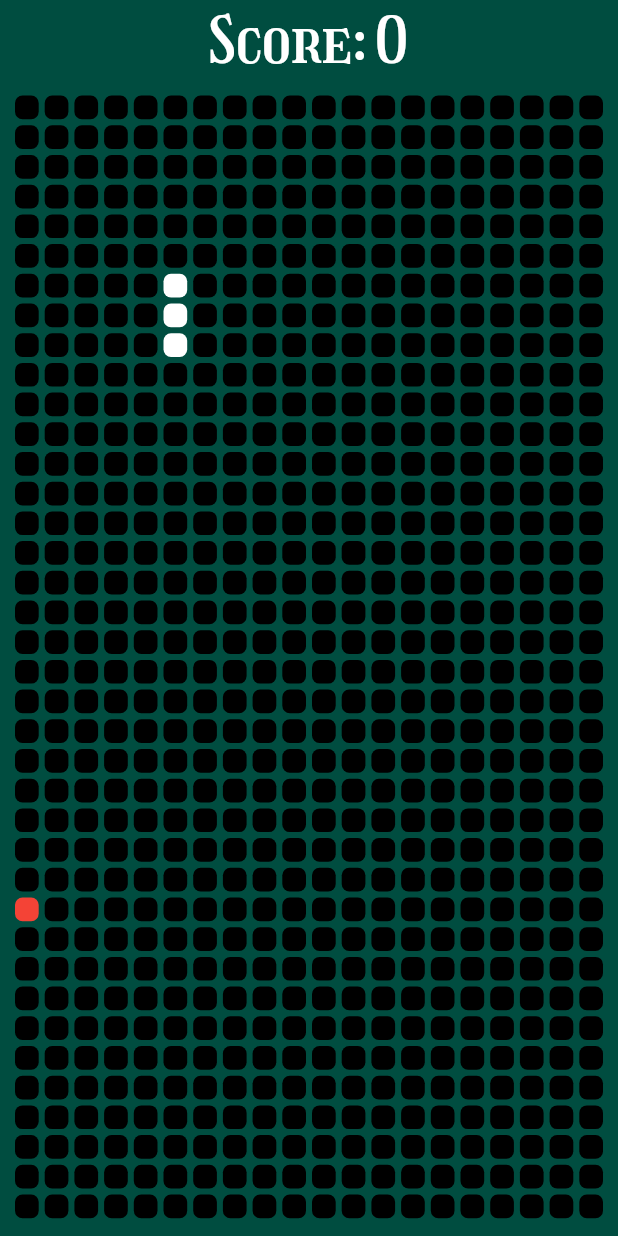
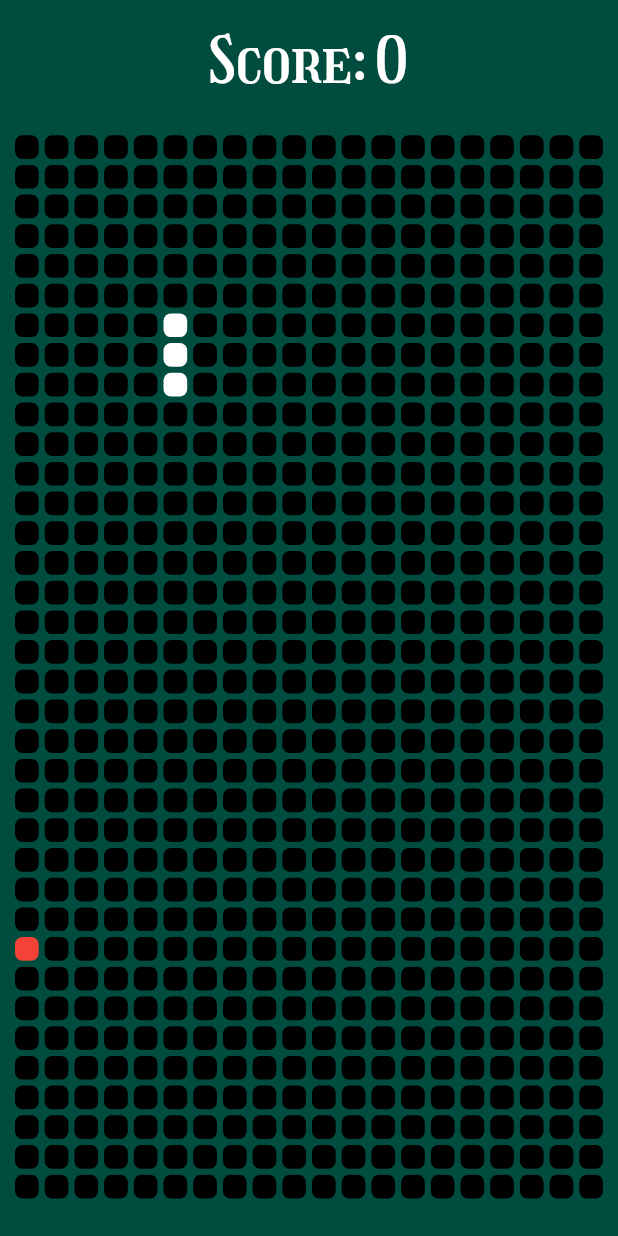
Before and after one commit to parthstark/snake_game, a Flutter app: the screen it shows after launch, after a tap on "PLAY", on a phone screen of 412 x 824 dp. Run offline on Flutter 3.47's test engine with Material 2 defaults, Android fonts, the phone set to English and light mode, and no system bars; our stand-ins replace sqflite; accounts and stored records are empty.

Commit message:
responsive grid size

```diff
--- a/lib/screens/game_screen.dart
+++ b/lib/screens/game_screen.dart
@@ -21,21 +21,112 @@ class _GameState extends State<Game> {
   }
 
   List<int> snakePos = [25, 45, 65];
-  final int _count = 760;
+  final int _axiscount = 20;
+  late int _count;
   static var randomNumber = Random();
   int food = randomNumber.nextInt(760);
   var direction = 'down';
 
+  @override
+  Widget build(BuildContext context) {
+    _count = (MediaQuery.of(context).size.height - 100) ~/ 20 * 20;
+    return Scaffold(
+      backgroundColor: Colors.teal[900],
+      body: WillPopScope(
+        onWillPop: backButton,
+        child: SafeArea(
+          child: Column(
+            crossAxisAlignment: CrossAxisAlignment.center,
+            mainAxisAlignment: MainAxisAlignment.spaceEvenly,
+            children: [
+              SizedBox(
+                height: 50,
+                child: Center(
+                  child: Text('Score: ' + (snakePos.length - 3).toString(),
+                      style: const TextStyle(
+                          fontFamily: 'Girassol', color: Colors.white),
+                      textScaleFactor: 3),
+                ),
+              ),
+              Padding(
+                padding: const EdgeInsets.all(8.0),
+                child: GestureDetector(
+                  onVerticalDragUpdate: (details) {
+                    if (direction != 'up' && details.delta.dy > 0) {
+                      direction = 'down';
+                    } else if (direction != 'down' && details.delta.dy < 0) {
+                      direction = 'up';
+                    }
+                  },
+                  onHorizontalDragUpdate: (details) {
+                    if (direction != 'left' && details.delta.dx > 0) {
+                      direction = 'right';
+                    } else if (direction != 'right' && details.delta.dx < 0) {
+                      direction = 'left';
+                    }
+                  },
+                  child: GridView.builder(
+                    physics: const NeverScrollableScrollPhysics(),
+                    shrinkWrap: true,
+                    itemCount: _count,
+                    gridDelegate: SliverGridDelegateWithFixedCrossAxisCount(
+                        crossAxisCount: _axiscount),
+                    itemBuilder: (BuildContext context, int index) {
+                      if (index == food) {
+                        return Padding(
+                            padding: const EdgeInsets.all(2),
+                            child: Container(
+                              decoration: BoxDecoration(
+                                borderRadius: BorderRadius.circular(5),
+                                color: Colors.red,
+                              ),
+                            ));
+                      }
+                      if (snakePos.contains(index)) {
+                        return Padding(
+                          padding: const EdgeInsets.all(2),
+                          child: Container(
+                            decoration: BoxDecoration(
+                              borderRadius: BorderRadius.circular(5),
+                              color: Colors.white,
+                            ),
+                          ),
+                        );
+                      } else {
+                        return Padding(
+                          padding: const EdgeInsets.all(2),
+                          child: Container(
+                            decoration: BoxDecoration(
+                              borderRadius: BorderRadius.circular(5),
+                              color: Colors.black,
+                            ),
+                          ),
+                        );
+                      }
+                    },
+                  ),
+                ),
+              ),
+            ],
+          ),
+        ),
+      ),
+    );
+  }
+
   void startGame() {
     snakePos = [25, 45, 65];
     const duration = Duration(milliseconds: 200);
-    Timer.periodic(duration, (timer) {
+    Timer.periodic(
+      duration,
+      (timer) {
         updateSnake();
         if (gameOver()) {
           timer.cancel();
           _showGameOverScreen();
         }
-    });
+      },
+    );
   }
 
   void generateFood() {
@@ -44,26 +135,27 @@ class _GameState extends State<Game> {
 
   void updateSnake() {
     if (mounted) {
-      setState(() {
+      setState(
+        () {
           switch (direction) {
             case 'down':
-            snakePos.last > (_count - 20)
-                ? snakePos.add(snakePos.last + 20 - _count)
-                : snakePos.add(snakePos.last + 20);
+              snakePos.last > (_count - _axiscount)
+                  ? snakePos.add(snakePos.last + _axiscount - _count)
+                  : snakePos.add(snakePos.last + _axiscount);
               break;
             case 'up':
-            snakePos.last < 20
-                ? snakePos.add(snakePos.last - 20 + _count)
-                : snakePos.add(snakePos.last - 20);
+              snakePos.last < _axiscount
+                  ? snakePos.add(snakePos.last - _axiscount + _count)
+                  : snakePos.add(snakePos.last - _axiscount);
               break;
             case 'left':
-            snakePos.last % 20 == 0
-                ? snakePos.add(snakePos.last - 1 + 20)
+              snakePos.last % _axiscount == 0
+                  ? snakePos.add(snakePos.last - 1 + _axiscount)
                   : snakePos.add(snakePos.last - 1);
               break;
             case 'right':
-            (snakePos.last + 1) % 20 == 0
-                ? snakePos.add(snakePos.last + 1 - 20)
+              (snakePos.last + 1) % _axiscount == 0
+                  ? snakePos.add(snakePos.last + 1 - _axiscount)
                   : snakePos.add(snakePos.last + 1);
               break;
             default:
@@ -73,7 +165,8 @@ class _GameState extends State<Game> {
           } else {
             snakePos.removeAt(0);
           }
-      });
+        },
+      );
     }
   }
 
@@ -123,7 +216,9 @@ class _GameState extends State<Game> {
                 Navigator.pushReplacement(
                   context,
                   MaterialPageRoute(
-                        builder: (BuildContext context) => const Home()));
+                    builder: (BuildContext context) => const Home(),
+                  ),
+                );
               },
               child: const Text(
                 'Exit',
@@ -141,8 +236,11 @@ class _GameState extends State<Game> {
       context: context,
       builder: (BuildContext context) {
         return AlertDialog(
-          title: const Text('Do you want to exit?',
-              textScaleFactor: 1.3, style: TextStyle(fontFamily: 'Girassol')),
+          title: const Text(
+            'Do you want to exit?',
+            textScaleFactor: 1.3,
+            style: TextStyle(fontFamily: 'Girassol'),
+          ),
           actions: [
             TextButton(
               child: const Text('No', style: TextStyle(color: Colors.teal)),
@@ -168,82 +266,4 @@ class _GameState extends State<Game> {
     );
     return Future.value(true);
   }
-
-  @override
-  Widget build(BuildContext context) {
-    return Scaffold(
-        backgroundColor: Colors.teal[900],
-        body: WillPopScope(
-          onWillPop: backButton,
-          child: SafeArea(
-            child: Column(
-              crossAxisAlignment: CrossAxisAlignment.center,
-              mainAxisAlignment: MainAxisAlignment.spaceEvenly,
-              children: [
-                Text('Score: ' + (snakePos.length - 3).toString(),
-                    style: const TextStyle(
-                        fontFamily: 'Girassol', color: Colors.white),
-                    textScaleFactor: 3),
-                Padding(
-                  padding: const EdgeInsets.all(8.0),
-                  child: GestureDetector(
-                    onVerticalDragUpdate: (details) {
-                      if (direction != 'up' && details.delta.dy > 0) {
-                        direction = 'down';
-                      } else if (direction != 'down' && details.delta.dy < 0) {
-                        direction = 'up';
 }
-                    },
-                    onHorizontalDragUpdate: (details) {
-                      if (direction != 'left' && details.delta.dx > 0) {
-                        direction = 'right';
-                      } else if (direction != 'right' && details.delta.dx < 0) {
-                        direction = 'left';
-                      }
-                    },
-                    child: GridView.builder(
-                        physics: const NeverScrollableScrollPhysics(),
-                        shrinkWrap: true,
-                        itemCount: _count,
-                        gridDelegate:
-                            const SliverGridDelegateWithFixedCrossAxisCount(
-                                crossAxisCount: 20),
-                        itemBuilder: (BuildContext context, int index) {
-                          if (index == food) {
-                            return Padding(
-                                padding: const EdgeInsets.all(2),
-                                child: Container(
-                                  decoration: BoxDecoration(
-                                    borderRadius: BorderRadius.circular(5),
-                                    color: Colors.red,
-                                  ),
-                                ));
-                          }
-                          if (snakePos.contains(index)) {
-                            return Padding(
-                                padding: const EdgeInsets.all(2),
-                                child: Container(
-                                  decoration: BoxDecoration(
-                                    borderRadius: BorderRadius.circular(5),
-                                    color: Colors.white,
-                                  ),
-                                ));
-                          } else {
-                            return Padding(
-                                padding: const EdgeInsets.all(2),
-                                child: Container(
-                                  decoration: BoxDecoration(
-                                    borderRadius: BorderRadius.circular(5),
-                                    color: Colors.black,
-                                  ),
-                                ));
-                          }
-                        }),
-                  ),
-                ),
-              ],
-            ),
-          ),
-        ));
-  }
-}
--- a/lib/screens/scores_screen.dart
+++ b/lib/screens/scores_screen.dart
@@ -84,8 +84,10 @@ class _DeviceScoresState extends State<DeviceScores> {
     showDialog(
       context: context,
       builder: (context) => AlertDialog(
-        title: const Text('Confirm'),
-        content: const Text('Are your sure you want to delete this entry?'),
+        title: const Text('Confirm',
+            textScaleFactor: 2, style: TextStyle(fontFamily: 'Girassol')),
+        content: const Text('Are your sure you want to delete this entry?',
+            style: TextStyle(fontFamily: 'Girassol')),
         actions: [
           TextButton(
             onPressed: () async {
```
Lines whose indentation alone changed are shown as unchanged.
